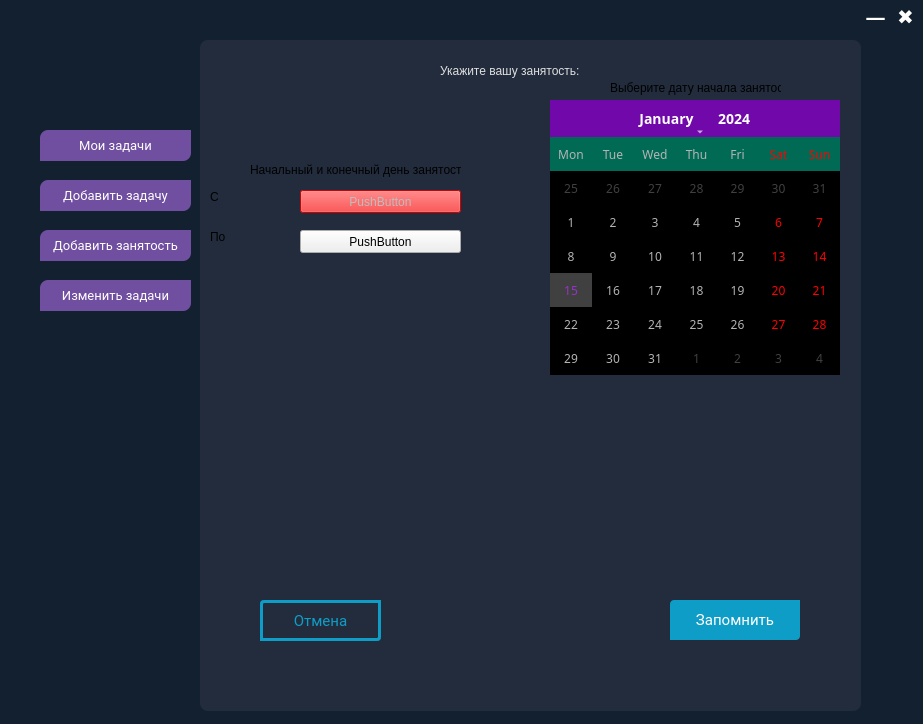
This is keknaizer.ui in moevm/gui-1h2017-05 as Qt 5 draws it before an edit. The edited form follows.
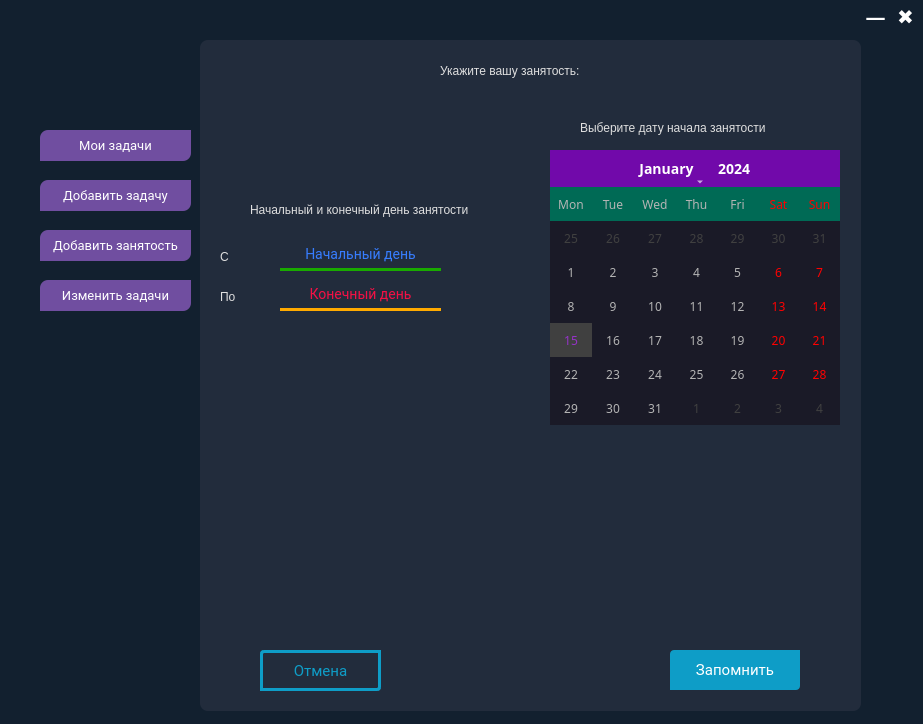
This is the edited form. Icons and pictures are not drawn. Custom widgets are drawn as their Qt base class.

Patch:
```diff
--- a/keknaizer.ui
+++ b/keknaizer.ui
@@ -2,6 +2,9 @@
 <ui version="4.0">
  <class>keknaizer</class>
  <widget class="QWidget" name="keknaizer">
+  <property name="enabled">
+   <bool>true</bool>
+  </property>
   <property name="geometry">
    <rect>
     <x>0</x>
@@ -824,7 +827,7 @@
      <property name="geometry">
       <rect>
        <x>60</x>
-       <y>340</y>
+       <y>390</y>
        <width>551</width>
        <height>201</height>
       </rect>
@@ -843,7 +846,7 @@
      <property name="geometry">
       <rect>
        <x>350</x>
-       <y>60</y>
+       <y>110</y>
        <width>290</width>
        <height>275</height>
       </rect>
@@ -968,7 +971,7 @@
 QAbstractItemView:enabled {
  font-size:12px;  
  color: rgb(180, 180, 180);  
- background-color: black ;  
+ background-color: rgb(26, 26, 39) ;  
  selection-background-color:rgb(64, 64, 64); 
  selection-color: rgb(150, 50, 200); 
 }
@@ -1013,7 +1016,7 @@
      <property name="geometry">
       <rect>
        <x>60</x>
-       <y>560</y>
+       <y>610</y>
        <width>121</width>
        <height>41</height>
       </rect>
@@ -1051,7 +1054,7 @@
      <property name="geometry">
       <rect>
        <x>470</x>
-       <y>560</y>
+       <y>610</y>
        <width>130</width>
        <height>40</height>
       </rect>
@@ -1133,12 +1136,18 @@
     <widget class="QLabel" name="label_3">
      <property name="geometry">
       <rect>
-       <x>410</x>
-       <y>40</y>
-       <width>171</width>
+       <x>380</x>
+       <y>80</y>
+       <width>221</width>
        <height>16</height>
       </rect>
      </property>
+     <property name="styleSheet">
+      <string notr="true">QLabel {
+color: #dfdfdf;
+font: 14px &quot;Trebuchet MS&quot;, &quot;Lucida Sans&quot;;
+}</string>
+     </property>
      <property name="text">
       <string>Выберите дату начала занятости</string>
      </property>
@@ -1147,11 +1156,17 @@
      <property name="geometry">
       <rect>
        <x>50</x>
-       <y>120</y>
-       <width>211</width>
+       <y>160</y>
+       <width>261</width>
        <height>20</height>
       </rect>
      </property>
+     <property name="styleSheet">
+      <string notr="true">QLabel {
+color: #dfdfdf;
+font: 14px &quot;Trebuchet MS&quot;, &quot;Lucida Sans&quot;;
+}</string>
+     </property>
      <property name="text">
       <string>Начальный и конечный день занятости</string>
      </property>
@@ -1159,12 +1174,18 @@
     <widget class="QLabel" name="label_5">
      <property name="geometry">
       <rect>
-       <x>10</x>
-       <y>150</y>
+       <x>20</x>
+       <y>210</y>
        <width>47</width>
        <height>13</height>
       </rect>
      </property>
+     <property name="styleSheet">
+      <string notr="true">QLabel {
+color: #dfdfdf;
+font: 14px &quot;Trebuchet MS&quot;, &quot;Lucida Sans&quot;;
+}</string>
+     </property>
      <property name="text">
       <string>С</string>
      </property>
@@ -1172,48 +1193,96 @@
     <widget class="QLabel" name="label_6">
      <property name="geometry">
       <rect>
-       <x>10</x>
-       <y>190</y>
+       <x>20</x>
+       <y>250</y>
        <width>47</width>
        <height>13</height>
       </rect>
      </property>
+     <property name="styleSheet">
+      <string notr="true">QLabel {
+color: #dfdfdf;
+font: 14px &quot;Trebuchet MS&quot;, &quot;Lucida Sans&quot;;
+}</string>
+     </property>
      <property name="text">
       <string>По</string>
      </property>
     </widget>
     <widget class="QPushButton" name="pushButton_11">
      <property name="enabled">
-      <bool>false</bool>
+      <bool>true</bool>
      </property>
      <property name="geometry">
       <rect>
-       <x>100</x>
-       <y>150</y>
+       <x>80</x>
+       <y>200</y>
        <width>161</width>
-       <height>23</height>
+       <height>31</height>
       </rect>
      </property>
      <property name="styleSheet">
       <string notr="true">QPushButton#pushButton_11 {
-background-color: rgb(255, 0, 0);
-}</string>
+    padding: 1px 2px; 
+    font: normal 14px Roboto; 
+    border: none;
+    color: rgb(55, 125, 255); 
+    background-color: none ;
+    text-align: center;
+    border-bottom: 3px solid rgb(25, 170, 0); 
+    font-family: Roboto,Helvetica Neue Light,Helvetica Neue,Helvetica,Arial,sans-serif;
+    }
+     
+
+QPushButton#pushButton_11:hover {
+    color: #fff; 
+    /*background-color: #967cb9;*/
+    border: 3px solid rgb(25, 170, 0); 
+    }</string>
      </property>
      <property name="text">
-      <string>PushButton</string>
+      <string>Начальный день</string>
+     </property>
+     <property name="checkable">
+      <bool>true</bool>
+     </property>
+     <property name="checked">
+      <bool>false</bool>
      </property>
     </widget>
     <widget class="QPushButton" name="pushButton_12">
      <property name="geometry">
       <rect>
-       <x>100</x>
-       <y>190</y>
+       <x>80</x>
+       <y>240</y>
        <width>161</width>
-       <height>23</height>
+       <height>31</height>
       </rect>
      </property>
+     <property name="styleSheet">
+      <string notr="true">QPushButton#pushButton_12 {
+    padding: 1px 2px; 
+    font: normal 14px Roboto; 
+    border: none;
+    color:rgb(244, 16, 69); 
+    background-color: none ;
+    text-align: center;
+   border-bottom: 3px solid rgb(255, 170, 0); 
+  
+    font-family: Roboto,Helvetica Neue Light,Helvetica Neue,Helvetica,Arial,sans-serif;
+    }
+     
+QPushButton#pushButton_12:hover {
+    color: #fff; 
+    /*background-color: #967cb9;*/
+    border: 3px solid rgb(255, 170, 0);
+    }</string>
+     </property>
      <property name="text">
-      <string>PushButton</string>
+      <string>Конечный день</string>
+     </property>
+     <property name="checkable">
+      <bool>true</bool>
      </property>
     </widget>
    </widget>
```
Left out of the diff: 47 changed lines with no effect on the pictures.
